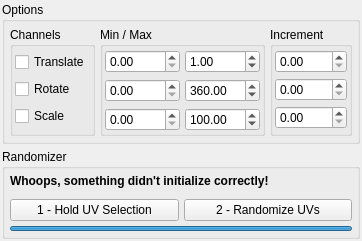
First picture: the form in randomUV.ui, repository TicTac-93/randomUV, before the edit.
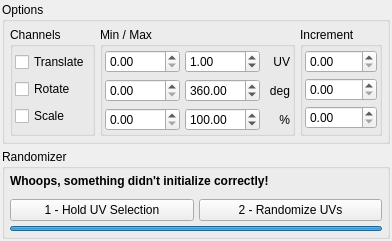
Second picture: the form after the edit.

What changed in the file:
```diff
--- a/randomUV.ui
+++ b/randomUV.ui
@@ -6,7 +6,7 @@
    <rect>
     <x>0</x>
     <y>0</y>
-    <width>336</width>
+    <width>366</width>
     <height>220</height>
    </rect>
   </property>
@@ -199,6 +199,28 @@
              </property>
             </widget>
            </item>
+           <item>
+            <widget class="QLabel" name="label">
+             <property name="sizePolicy">
+              <sizepolicy hsizetype="Minimum" vsizetype="Preferred">
+               <horstretch>0</horstretch>
+               <verstretch>0</verstretch>
+              </sizepolicy>
+             </property>
+             <property name="minimumSize">
+              <size>
+               <width>25</width>
+               <height>0</height>
+              </size>
+             </property>
+             <property name="text">
+              <string>UV</string>
+             </property>
+             <property name="alignment">
+              <set>Qt::AlignRight|Qt::AlignTrailing|Qt::AlignVCenter</set>
+             </property>
+            </widget>
+           </item>
           </layout>
          </item>
          <item>
@@ -266,6 +288,28 @@
              </property>
             </widget>
            </item>
+           <item>
+            <widget class="QLabel" name="label_2">
+             <property name="sizePolicy">
+              <sizepolicy hsizetype="Minimum" vsizetype="Preferred">
+               <horstretch>0</horstretch>
+               <verstretch>0</verstretch>
+              </sizepolicy>
+             </property>
+             <property name="minimumSize">
+              <size>
+               <width>25</width>
+               <height>0</height>
+              </size>
+             </property>
+             <property name="text">
+              <string>deg</string>
+             </property>
+             <property name="alignment">
+              <set>Qt::AlignRight|Qt::AlignTrailing|Qt::AlignVCenter</set>
+             </property>
+            </widget>
+           </item>
           </layout>
          </item>
          <item>
@@ -333,6 +377,28 @@
              </property>
             </widget>
            </item>
+           <item>
+            <widget class="QLabel" name="label_3">
+             <property name="sizePolicy">
+              <sizepolicy hsizetype="Minimum" vsizetype="Preferred">
+               <horstretch>0</horstretch>
+               <verstretch>0</verstretch>
+              </sizepolicy>
+             </property>
+             <property name="minimumSize">
+              <size>
+               <width>25</width>
+               <height>0</height>
+              </size>
+             </property>
+             <property name="text">
+              <string>%</string>
+             </property>
+             <property name="alignment">
+              <set>Qt::AlignRight|Qt::AlignTrailing|Qt::AlignVCenter</set>
+             </property>
+            </widget>
+           </item>
           </layout>
          </item>
         </layout>
```
